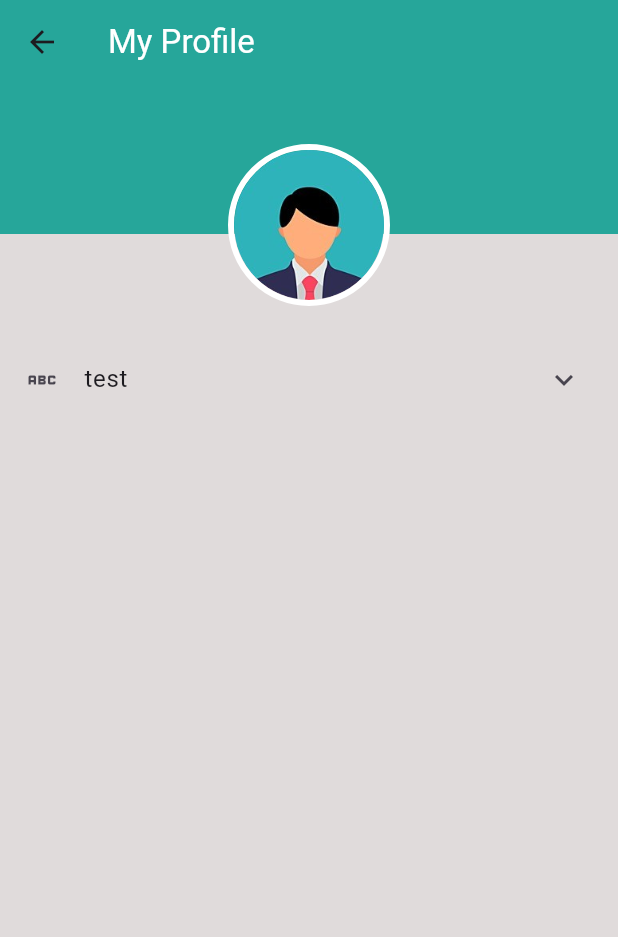
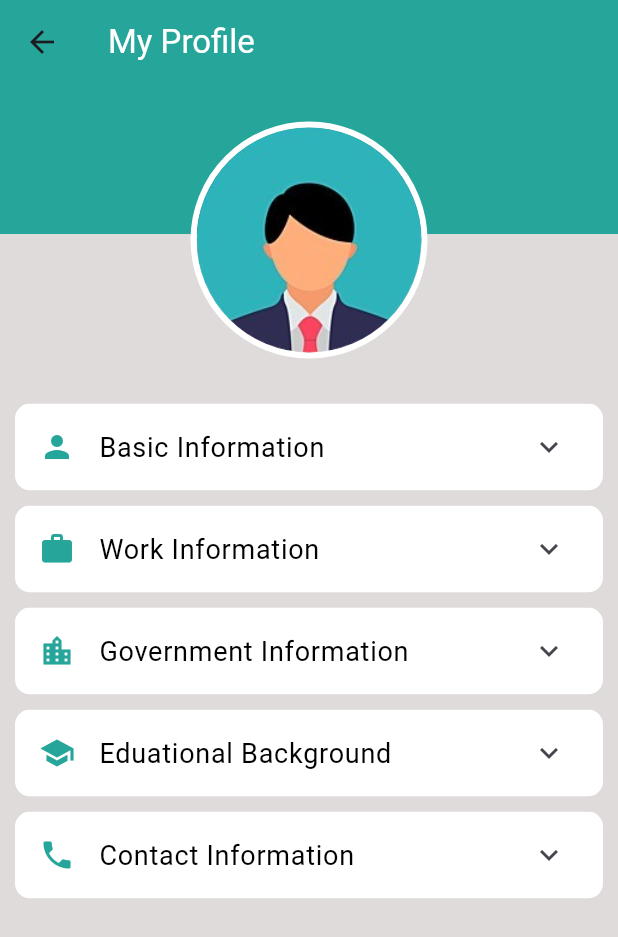
Before and after one commit to arjaymangubat1104/FlutterHRPortal, a Flutter app: the ProfilePage screen opened by its route, on a phone screen of 412 x 824 dp. Shown: the top 937 px of the screen. Run offline on Flutter 3.47's test engine with Material 3 defaults, Android fonts, the phone set to English and light mode, and no system bars; our stand-ins replace cloud_firestore, date_picker_timeline, firebase_auth, firebase_core, loading_indicator, table_calendar; missing offline and left inert: animated_analog_clock; accounts and stored records are empty.

Commit message:
Update profile page
-make listview scrollable
-add information in profile page

```diff
--- a/lib/main.dart
+++ b/lib/main.dart
@@ -1,6 +1,7 @@
 import 'package:flutter/material.dart';
 import 'package:flutter_attendance_system/viewmodel/attendance_view_model.dart';
 import 'package:flutter_attendance_system/viewmodel/auth_view_model.dart';
+import 'package:flutter_attendance_system/viewmodel/profile_view_model.dart';
 import 'package:flutter_attendance_system/viewmodel/schedule_view_model.dart';
 import 'package:flutter_attendance_system/viewmodel/theme_view_model.dart';
 import 'package:flutter_attendance_system/viewmodel/time_date_view_model.dart';
@@ -50,6 +51,7 @@ class MyApp extends StatelessWidget {
         ),
         ChangeNotifierProvider(create: (context) => ThemeViewModel()),
         ChangeNotifierProvider(create: (context) => ScheduleViewModel()),
+        ChangeNotifierProvider(create: (context) => ProfileViewModel()),
         // Add other providers here
       ],
       child: MaterialApp(
--- /dev/null
+++ b/lib/models/profile_info_model.dart
@@ -0,0 +1,14 @@
+import 'package:flutter/material.dart';
+
+class ProfileInfoModel {
+  final IconData icon;
+  final String title;
+  final Map<String, String>? value;
+
+  ProfileInfoModel({
+    required this.icon,
+    required this.title,
+    required this.value,
+  });
+
+}
--- /dev/null
+++ b/lib/viewmodel/profile_view_model.dart
@@ -0,0 +1,88 @@
+import 'package:flutter/material.dart';
+import 'package:flutter_attendance_system/models/profile_info_model.dart';
+import 'package:flutter_attendance_system/models/user_model.dart';
+
+class ProfileViewModel extends ChangeNotifier{
+
+  final List<ProfileInfoModel> _profileInfoList = [
+    ProfileInfoModel(
+      icon: Icons.person,
+      title: 'Basic Information',
+      value: {
+        'First Name': '',
+        'Middle Name': '',
+        'Last Name': '',
+        'Employee ID': '',
+        'Gender': '',
+        'Civil Status': '',
+        'Date of Birth': '',
+      }
+    ),
+    ProfileInfoModel(
+      icon: Icons.work,
+      title: 'Work Information',
+      value: {
+        'Company': '',
+        'Department': '',
+        'Job Title': '',
+        'Employee Type': '',
+        'Immediate Supervisor': '',
+        'Designed Workplace': '',
+        'Employment Status': '',
+        'User Type': '',
+        'Job Code': '',
+        'Job Grade': '',
+        'Client Name': '',
+        'Billabilty': '',
+        'Hire Date': '',
+        'Regularization Date': '',
+        'Remarks': '',
+      }
+    ),
+    ProfileInfoModel(
+      icon: Icons.location_city,
+      title: 'Government Information',
+      value: {
+        'SSS No.': '',
+        'TIN': '',
+        'PhilHealth No.': '',
+        'Pag-IBIG No.': '',
+        'GSIS No.': '',
+      }
+    ),
+    ProfileInfoModel(
+      icon: Icons.school,
+      title: 'Eduational Background',
+      value: {
+
+      }
+    ),
+    ProfileInfoModel(
+      icon: Icons.phone,
+      title: 'Contact Information',
+      value: {
+        'Home Address': '',
+        'Provincial Address': '',
+        'Personal Email': '',
+        'Company Email': '',
+        'Mobile No.': '',
+        'Telephone No.': '',
+        'Emergency Contact Person': '',
+        'Emergency Contact No.': '',
+      }
+   )
+
+  ];
+
+  List<ProfileInfoModel> get profileInfoList => _profileInfoList;
+
+  set profileInfoList(List<ProfileInfoModel> value){
+    _profileInfoList.addAll(value);
+    notifyListeners();
+  }
+
+  UserModel? _userModel;
+  UserModel? get userModel => _userModel;
+
+
+}
--- a/lib/views/attendance_page.dart
+++ b/lib/views/attendance_page.dart
@@ -311,7 +311,10 @@ class _AttendancePageState extends State<AttendancePage>
                           ),
                         ),
                       ),
-                      ListView.builder(
+                      SingleChildScrollView(
+                        child: SizedBox(
+                          height: 600,
+                          child: ListView.builder(
                             shrinkWrap: true,
                             itemCount: attendanceListByYearAndMonth.length,
                             itemBuilder: (context, index) {
@@ -348,6 +351,8 @@ class _AttendancePageState extends State<AttendancePage>
                                         '',
                               );
                             },
+                          ),
+                        ),
                       ),
                     ],
                   )),
--- a/lib/views/home_page.dart
+++ b/lib/views/home_page.dart
@@ -52,7 +52,10 @@ class _HomePageState extends State<HomePage> {
         ),
         actions: [
           IconButton(
-            icon: Icon(Icons.logout),
+            icon: Icon(
+              Icons.logout,
+              color: themeViewModel.currentTheme.boxTextColor,
+            ),
             onPressed: () async {
               setState(() {
                 _showSpinner = true;
--- a/lib/views/profile_page.dart
+++ b/lib/views/profile_page.dart
@@ -1,5 +1,7 @@
 import 'package:flutter/material.dart';
+import 'package:flutter_attendance_system/viewmodel/profile_view_model.dart';
 import 'package:flutter_attendance_system/viewmodel/theme_view_model.dart';
+import 'package:flutter_attendance_system/widgets/custom_elevated_button.dart';
 import 'package:flutter_attendance_system/widgets/profile_info_tile.dart';
 import 'package:provider/provider.dart';
 
@@ -14,24 +16,22 @@ class ProfilePage extends StatefulWidget {
 }
 
 class _ProfilePageState extends State<ProfilePage> {
-  late TextEditingController textController;
 
   @override
   void initState() {
     super.initState();
-    textController = TextEditingController(text: 'test');
   }
 
   @override
   void dispose() {
-    textController.dispose();
     super.dispose();
   }
 
   @override
   Widget build(BuildContext context) {
+    final themeViewModel = Provider.of<ThemeViewModel>(context);
+    final profileViewModel = Provider.of<ProfileViewModel>(context);
 
-    final themeViewModel = Provider.of<ThemeViewModel>(context);
     return Scaffold(
       appBar: AppBar(
         title: Text(
@@ -57,7 +57,7 @@ class _ProfilePageState extends State<ProfilePage> {
           ),
           Column(
             children: [
-              const SizedBox(height: 40),
+              const SizedBox(height: 25),
               Row(
                 mainAxisAlignment: MainAxisAlignment.center,
                 children: [
@@ -73,8 +73,8 @@ class _ProfilePageState extends State<ProfilePage> {
                     child: ClipOval(
                       child: Image.asset(
                         'lib/assets/profile.png',
-                        height: 100,
-                        width: 100,
+                        height: 150,
+                        width: 150,
                         fit: BoxFit.cover,
                       ),
                     ),
@@ -82,8 +82,23 @@ class _ProfilePageState extends State<ProfilePage> {
                 ],
               ),
               const SizedBox(height: 20),
-              ProfileInfoTile(
-                  title: 'test', icon: Icons.abc )
+              SingleChildScrollView(
+                child: SizedBox(
+                  height: 500,
+                  child: ListView.builder(
+                    shrinkWrap: true,
+                    itemCount: profileViewModel.profileInfoList.length,
+                    itemBuilder: (context, index) {
+                      return ProfileInfoTile(
+                          title: profileViewModel.profileInfoList[index].title,
+                          icon: profileViewModel.profileInfoList[index].icon,
+                          value: profileViewModel.profileInfoList[index].value,
+                      );
+                    }
+                  ),
+                ),
+
+              ),
             ],
           ),
         ],
--- a/lib/widgets/profile_info_tile.dart
+++ b/lib/widgets/profile_info_tile.dart
@@ -1,29 +1,67 @@
 import 'package:flutter/material.dart';
+import 'package:flutter_attendance_system/viewmodel/theme_view_model.dart';
+import 'package:provider/provider.dart';
 
 class ProfileInfoTile extends StatelessWidget{
   final String title;
+  //final List<String> contentTile;
   final IconData icon;
+  final Map<String, String>? value;
 
-  ProfileInfoTile({
+  const ProfileInfoTile({
     super.key,
     required this.title,
     required this.icon,
+    required this.value,
   });
 
   @override
   Widget build(BuildContext context) {
-    return ExpansionTile(
-      leading: Icon(icon),
-      title: Text(title),
-      children: [
-        Text(
-          'This is the content of the tile',
-          style: TextStyle(
-            fontSize: 16,
-            color: Colors.black,
+    final themeViewModel = Provider.of<ThemeViewModel>(context);
+    return Padding(
+      padding: const EdgeInsets.only(top: 10, right: 10, left: 10),
+      child: ClipRRect(
+        borderRadius: BorderRadius.circular(10),
+        child: Container(
+          color: themeViewModel.currentTheme.backgroundColor,
+          child: SingleChildScrollView(
+            child: ExpansionTile(
+              leading: Icon(
+                icon,
+                color: themeViewModel.currentTheme.themeColor,
+              ),
+              title: Text(
+                title,
+                style: TextStyle(
+                  fontSize: 18,
+                  color: themeViewModel.currentTheme.textColor,
+                ),
+              ),
+              childrenPadding: EdgeInsets.only(bottom: 5, left: 15),
+              children: value?.entries.map((entry) => Container(
+                decoration: BoxDecoration(
+                  border: Border(
+                    bottom: BorderSide(
+                      color: themeViewModel.currentTheme.textColor,
+                      width: 1,
+                    ),
+                  ),
+                ),
+                child: ListTile(
+                  title: Text(
+                    entry.key,
+                    style: TextStyle(
+                      fontSize: 15,
+                      fontWeight: FontWeight.bold
+                    ),
+                  ),
+                  subtitle: Text(entry.value),
+                ),
+              )).toList() ?? []
+            ),
           ),
-        )
-      ],
+        ),
+      ),
     );
   }
 }
--- a/pubspec.yaml
+++ b/pubspec.yaml
@@ -40,6 +40,7 @@ dependencies:
   date_picker_timeline: ^1.2.6
   animated_analog_clock: ^0.1.0
   table_calendar: ^3.1.3
+  expansion_tile_group: ^2.2.0
 
   # The following adds the Cupertino Icons font to your application.
   # Use with the CupertinoIcons class for iOS style icons.
```
Also changed, not shown: pubspec.lock. Lines whose indentation alone changed are shown as unchanged.
